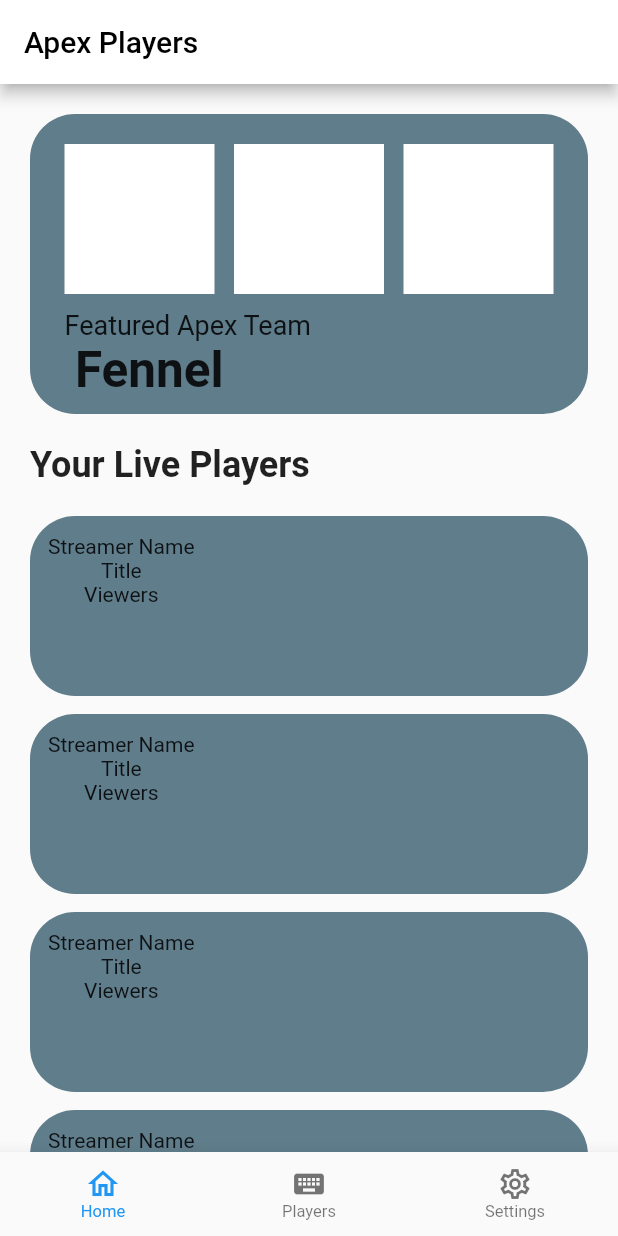
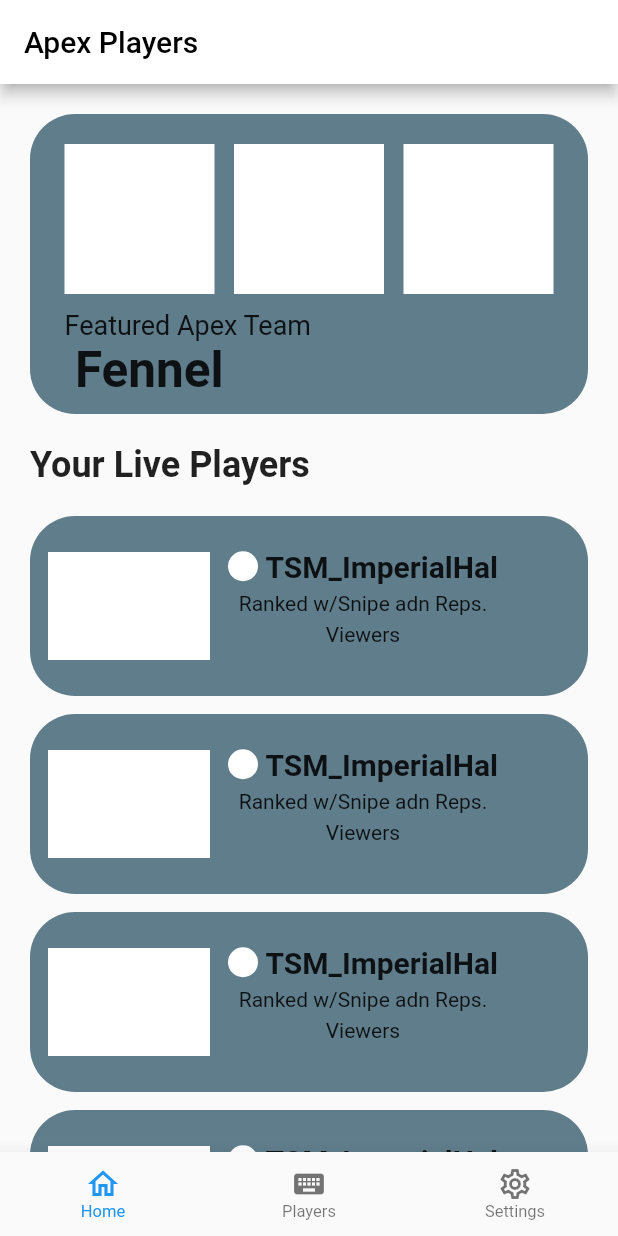
Before and after one commit to TaniiGo/apex-players, a Flutter app: the screen it shows after launch, on a phone screen of 412 x 824 dp. Run offline on Flutter 3.47's test engine with Material 2 defaults, Android fonts, the phone set to English and light mode, and no system bars.

Commit message:
fourth commit

```diff
--- a/lib/main.dart
+++ b/lib/main.dart
@@ -1,5 +1,5 @@
 import 'package:flutter/material.dart';
-import 'screens/home_screen.dart';
+import 'pages/home_page.dart';
 
 void main() {
   runApp(MyApp());
--- /dev/null
+++ b/lib/pages/home_page.dart
@@ -0,0 +1,237 @@
+import 'package:flutter/material.dart';
+import 'package:apex_players/pages/players_page.dart';
+import 'package:apex_players/pages/settings_page.dart';
+
+class HomeScreen extends StatefulWidget {
+  @override
+  _HomeScreenState createState() => _HomeScreenState();
+}
+
+class _HomeScreenState extends State<HomeScreen> {
+  PageController _pageController = PageController();
+  List<Widget> _screens = [
+    HomePage(),
+    PlayersPage(),
+    SettingsPage(),
+  ];
+  int _selectedIndex = 0;
+  void _onPageChanged(int index) {
+    setState(() {
+      _selectedIndex = index;
+    });
+  }
+
+  void _onItemTapped(int _selectedIndex) {
+    _pageController.jumpToPage(_selectedIndex);
+  }
+
+  @override
+  Widget build(BuildContext context) {
+    return Scaffold(
+      // PageView よくわかってない！！！　後で要復習
+      body: PageView(
+        controller: _pageController,
+        children: _screens,
+        onPageChanged: _onPageChanged,
+        physics: NeverScrollableScrollPhysics(),
+      ),
+      bottomNavigationBar: BottomNavigationBar(
+        items: <BottomNavigationBarItem>[
+          BottomNavigationBarItem(
+              icon: Icon(Icons.home_outlined), label: 'Home'),
+          BottomNavigationBarItem(icon: Icon(Icons.keyboard), label: 'Players'),
+          BottomNavigationBarItem(
+              icon: Icon(Icons.settings_outlined), label: 'Settings'),
+        ],
+        currentIndex: _selectedIndex,
+        onTap: _onItemTapped,
+      ),
+    );
+  }
+}
+
+class HomePage extends StatefulWidget {
+  @override
+  State<HomePage> createState() => _HomePageState();
+}
+
+class _HomePageState extends State<HomePage>
+    with AutomaticKeepAliveClientMixin {
+  @override
+  Widget build(BuildContext context) {
+    super.build(context);
+    return Scaffold(
+      appBar: AppBar(
+        title: Text('Apex Players'),
+      ),
+      body: Padding(
+        padding: EdgeInsets.only(top: 20.0, left: 20.0, right: 20.0, bottom: 0),
+        child: SingleChildScrollView(
+          child: Column(
+            crossAxisAlignment: CrossAxisAlignment.stretch,
+            children: <Widget>[
+              Container(
+                height: 200,
+                width: 300,
+                decoration: BoxDecoration(
+                  color: Colors.blueGrey,
+                  borderRadius: BorderRadius.circular(30.0),
+                ),
+                child: Padding(
+                  padding:
+                      EdgeInsets.symmetric(horizontal: 10.0, vertical: 10.0),
+                  child: Column(
+                    crossAxisAlignment: CrossAxisAlignment.stretch,
+                    children: [
+                      SizedBox(height: 10.0),
+                      Row(
+                        mainAxisAlignment: MainAxisAlignment.spaceEvenly,
+                        children: <Widget>[
+                          Container(
+                            height: 100,
+                            width: 100,
+                            color: Colors.white,
+                          ),
+                          Container(
+                            height: 100,
+                            width: 100,
+                            color: Colors.white,
+                          ),
+                          Container(
+                            height: 100,
+                            width: 100,
+                            color: Colors.white,
+                          ),
+                        ],
+                      ),
+                      SizedBox(height: 10.0),
+                      Row(
+                        children: [
+                          SizedBox(
+                            width: 13.0,
+                          ),
+                          Text(
+                            'Featured Apex Team',
+                            style: TextStyle(fontSize: 18.0),
+                          ),
+                        ],
+                      ),
+                      Row(
+                        children: [
+                          SizedBox(
+                            width: 20.0,
+                          ),
+                          Text(
+                            'Fennel',
+                            style: TextStyle(
+                                fontSize: 33.0, fontWeight: FontWeight.bold),
+                          ),
+                        ],
+                      ),
+                    ],
+                  ),
+                ),
+              ),
+              SizedBox(
+                height: 20.0,
+              ),
+              Text(
+                'Your Live Players',
+                style: TextStyle(
+                  fontSize: 24.0,
+                  fontWeight: FontWeight.bold,
+                ),
+              ),
+              SizedBox(
+                height: 20.0,
+              ),
+              Column(
+                children: <Widget>[
+                  YourLivePlayerWidget(),
+                  YourLivePlayerWidget(),
+                  YourLivePlayerWidget(),
+                  YourLivePlayerWidget(),
+                  YourLivePlayerWidget(),
+                  YourLivePlayerWidget(),
+                ],
+              ),
+            ],
+          ),
+        ),
+      ),
+    );
+  }
+
+  @override
+  // TODO: implement wantKeepAlive
+  bool get wantKeepAlive => true;
+}
+
+class YourLivePlayerWidget extends StatelessWidget {
+  @override
+  Widget build(BuildContext context) {
+    return Column(
+      children: [
+        Container(
+          height: 120,
+          width: 400,
+          decoration: BoxDecoration(
+            color: Colors.blueGrey,
+            borderRadius: BorderRadius.circular(30.0),
+          ),
+          child: Padding(
+            padding: EdgeInsets.symmetric(horizontal: 12.0, vertical: 12.0),
+            child: Row(
+              children: <Widget>[
+                Container(
+                  height: 72,
+                  width: 108,
+                  color: Colors.white,
+                ),
+                SizedBox(
+                  width: 12.0,
+                ),
+                Column(
+                  children: <Widget>[
+                    SizedBox(
+                      height: 10.0,
+                    ),
+                    Row(
+                      children: [
+                        CircleAvatar(
+                          backgroundColor: Colors.white,
+                          radius: 10.0,
+                        ),
+                        SizedBox(
+                          width: 5.0,
+                        ),
+                        Text(
+                          'TSM_ImperialHal',
+                          style: TextStyle(
+                            fontSize: 20.0,
+                            fontWeight: FontWeight.bold,
+                          ),
+                        ),
+                      ],
+                    ),
+                    SizedBox(
+                      height: 5.0,
+                    ),
+                    Text('Ranked w/Snipe adn Reps.'),
+                    SizedBox(
+                      height: 5.0,
+                    ),
+                    Text('Viewers'),
+                  ],
+                )
+              ],
+            ),
+          ),
+        ),
+        SizedBox(
+          height: 12.0,
+        ),
+      ],
+    );
+  }
+}
--- a/lib/screens/home_screen.dart
+++ /dev/null
@@ -1,204 +0,0 @@
-import 'package:flutter/material.dart';
-
-class HomeScreen extends StatefulWidget {
-  @override
-  _HomeScreenState createState() => _HomeScreenState();
-}
-
-class _HomeScreenState extends State<HomeScreen> {
-  int _currentIndex = 0;
-
-  final _pages = [
-    HomePage(),
-    PageWidget(title: 'Players'),
-    PageWidget(title: 'Settings'),
-  ];
-
-  void onTapped(int index) {
-    setState(() {
-      _currentIndex = index;
-    });
-  }
-
-  @override
-  Widget build(BuildContext context) {
-    return Scaffold(
-      appBar: AppBar(
-        title: Text('Apex Players'),
-      ),
-      body: _pages.elementAt(_currentIndex),
-      bottomNavigationBar: BottomNavigationBar(
-        items: <BottomNavigationBarItem>[
-          BottomNavigationBarItem(
-              icon: Icon(Icons.home_outlined), label: 'Home'),
-          BottomNavigationBarItem(icon: Icon(Icons.keyboard), label: 'Players'),
-          BottomNavigationBarItem(
-              icon: Icon(Icons.settings_outlined), label: 'Settings'),
-        ],
-        currentIndex: _currentIndex,
-        onTap: onTapped,
-      ),
-    );
-  }
-}
-
-class HomePage extends StatelessWidget {
-  @override
-  Widget build(BuildContext context) {
-    return Padding(
-      padding: EdgeInsets.only(top: 20.0, left: 20.0, right: 20.0, bottom: 0),
-      child: SingleChildScrollView(
-        child: Column(
-          crossAxisAlignment: CrossAxisAlignment.stretch,
-          children: <Widget>[
-            Container(
-              height: 200,
-              width: 300,
-              decoration: BoxDecoration(
-                color: Colors.blueGrey,
-                borderRadius: BorderRadius.circular(30.0),
-              ),
-              child: Padding(
-                padding: EdgeInsets.symmetric(horizontal: 10.0, vertical: 10.0),
-                child: Column(
-                  crossAxisAlignment: CrossAxisAlignment.stretch,
-                  children: [
-                    SizedBox(height: 10.0),
-                    Row(
-                      mainAxisAlignment: MainAxisAlignment.spaceEvenly,
-                      children: <Widget>[
-                        Container(
-                          height: 100,
-                          width: 100,
-                          color: Colors.white,
-                        ),
-                        Container(
-                          height: 100,
-                          width: 100,
-                          color: Colors.white,
-                        ),
-                        Container(
-                          height: 100,
-                          width: 100,
-                          color: Colors.white,
-                        ),
-                      ],
-                    ),
-                    SizedBox(height: 10.0),
-                    Row(
-                      children: [
-                        SizedBox(
-                          width: 13.0,
-                        ),
-                        Text(
-                          'Featured Apex Team',
-                          style: TextStyle(fontSize: 18.0),
-                        ),
-                      ],
-                    ),
-                    Row(
-                      children: [
-                        SizedBox(
-                          width: 20.0,
-                        ),
-                        Text(
-                          'Fennel',
-                          style: TextStyle(
-                              fontSize: 33.0, fontWeight: FontWeight.bold),
-                        ),
-                      ],
-                    ),
-                  ],
-                ),
-              ),
-            ),
-            SizedBox(
-              height: 20.0,
-            ),
-            Text(
-              'Your Live Players',
-              style: TextStyle(
-                fontSize: 24.0,
-                fontWeight: FontWeight.bold,
-              ),
-            ),
-            SizedBox(
-              height: 20.0,
-            ),
-            Column(
-              children: <Widget>[
-                YourLivePlayerWidget(),
-                YourLivePlayerWidget(),
-                YourLivePlayerWidget(),
-                YourLivePlayerWidget(),
-                YourLivePlayerWidget(),
-                YourLivePlayerWidget(),
-              ],
-            ),
-          ],
-        ),
-      ),
-    );
-  }
-}
-
-class YourLivePlayerWidget extends StatelessWidget {
-  @override
-  Widget build(BuildContext context) {
-    return Column(
-      children: [
-        Container(
-          height: 120,
-          width: 400,
-          decoration: BoxDecoration(
-            color: Colors.blueGrey,
-            borderRadius: BorderRadius.circular(30.0),
-          ),
-          child: Padding(
-            padding: EdgeInsets.symmetric(horizontal: 12.0, vertical: 12.0),
-            child: Row(
-              children: <Widget>[
-                Container(),
-                Column(
-                  children: <Widget>[
-                    Row(
-                      children: [
-                        Container(),
-                        Text('Streamer Name'),
-                      ],
-                    ),
-                    Text('Title'),
-                    Text('Viewers'),
-                  ],
-                )
-              ],
-            ),
-          ),
-        ),
-        SizedBox(
-          height: 12.0,
-        ),
-      ],
-    );
-  }
-}
-
-class PageWidget extends StatelessWidget {
-  final String title;
-
-  PageWidget({required this.title});
-
-  @override
-  Widget build(BuildContext context) {
-    return Container(
-      child: Center(
-        child: Text(
-          title,
-          style: TextStyle(
-            fontSize: 25.0,
-          ),
-        ),
-      ),
-    );
-  }
-}
```
Also changed, not shown: lib/pages/players_page.dart (added, +39 -0 lines), lib/pages/settings_page.dart (added, +23 -0 lines).
